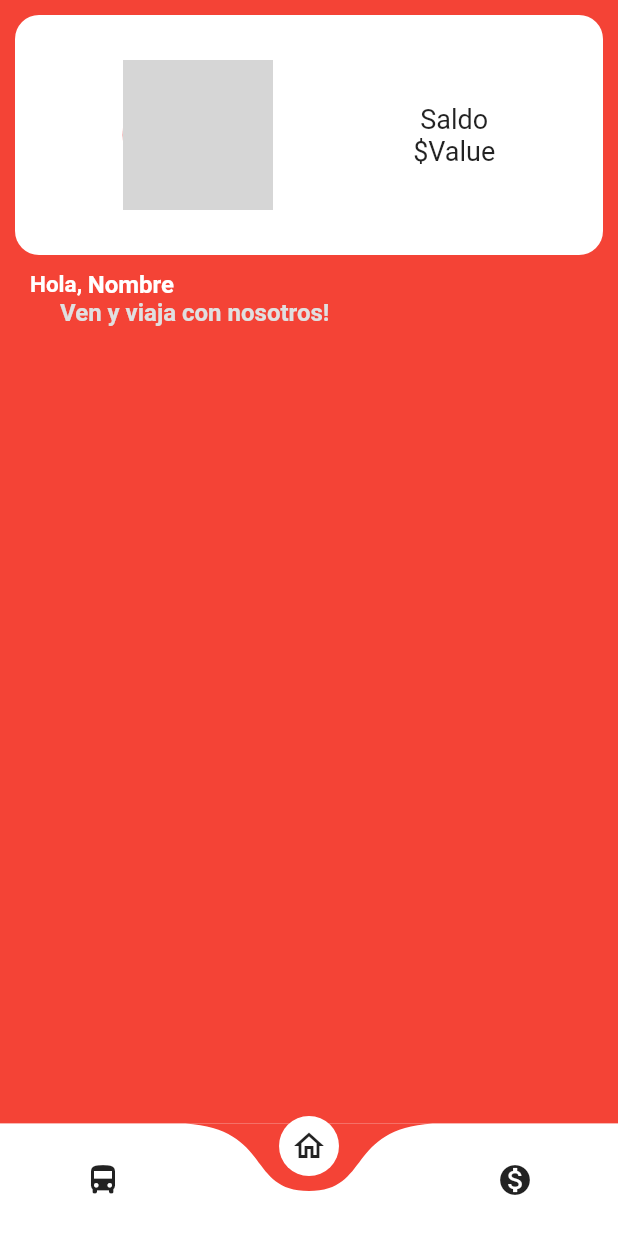
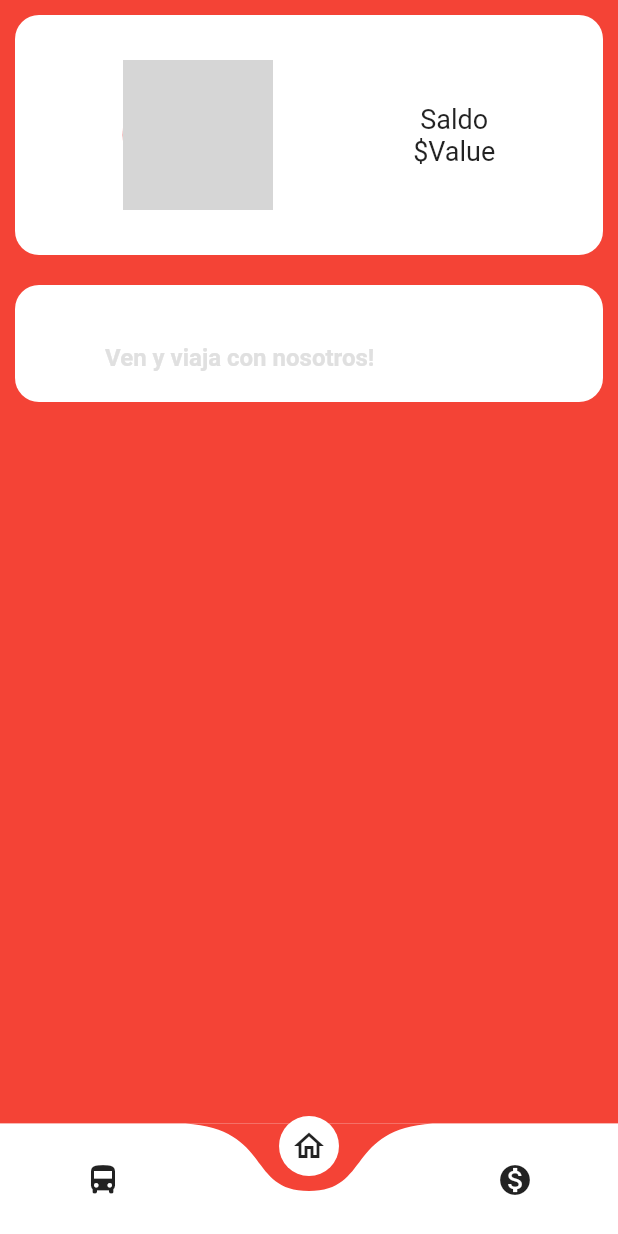
Before and after one commit to Rguarnizo/MoviliApp-Mobile, a Flutter app: the MainPage screen opened by its route, on a phone screen of 412 x 824 dp. Run offline on Flutter 3.47's test engine with Material 2 defaults, Android fonts, the phone set to English and light mode, and no system bars; drawn by our look-alikes of curved_navigation_bar; network calls fail; Roboto replaces fonts that are missing (SourceSansPro); grey boxes are pictures that could not be loaded.

Commit message:
Card Extrainfo Homepage

```diff
--- a/lib/features/login/presentation/pages/home_page.dart
+++ b/lib/features/login/presentation/pages/home_page.dart
@@ -54,6 +54,16 @@ class HomePage extends StatelessWidget {
               ),
             ),
             Container(
+              padding: EdgeInsets.all(20),
+
+              margin: EdgeInsets.all(10),
+              decoration: BoxDecoration(
+                color: Colors.white,
+                borderRadius: BorderRadius.circular(16),),
+              child: Column(
+                crossAxisAlignment: CrossAxisAlignment.start,
+                children: [
+                  Container(
                     padding: EdgeInsets.symmetric(horizontal: 20),
                     child: Row(
                       children: [
@@ -63,7 +73,7 @@ class HomePage extends StatelessWidget {
                                 fontSize: 15,
                                 color: Colors.white)),
                         Text(
-                    'Nombre',
+                          'Rubén Darío',
                           style: TextStyle(
                               fontWeight: FontWeight.bold,
                               fontSize: 16,
@@ -85,6 +95,9 @@ class HomePage extends StatelessWidget {
                 ],
               ),
             ),
+          ],
+        ),
+      ),
     );
   }
 }
```
Lines whose indentation alone changed are shown as unchanged.
